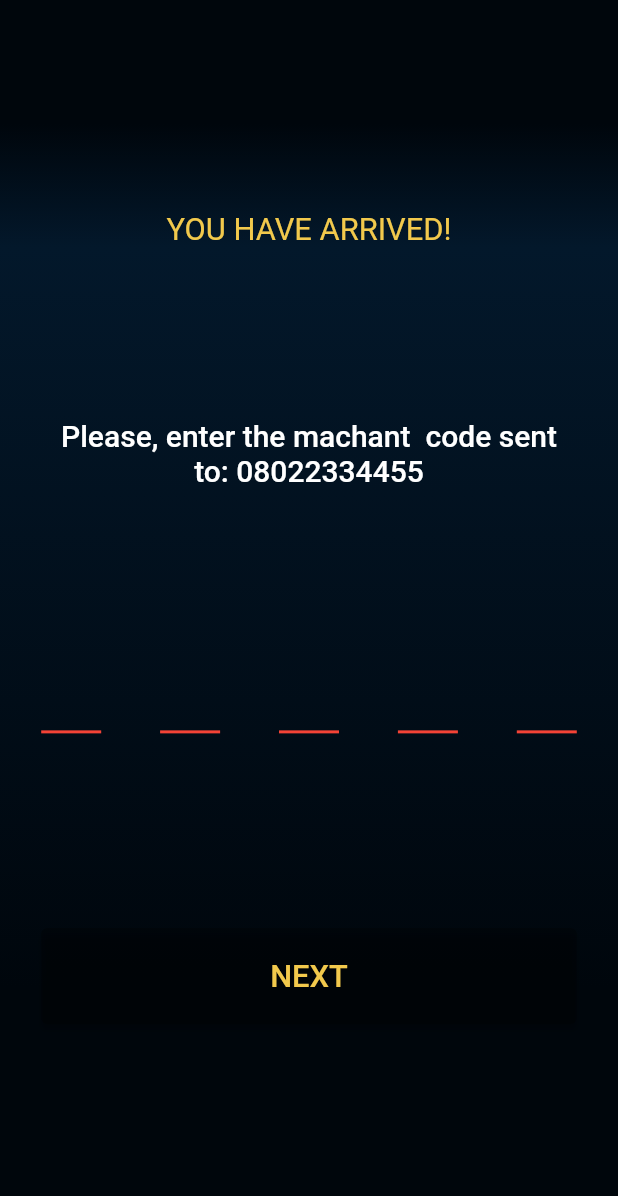
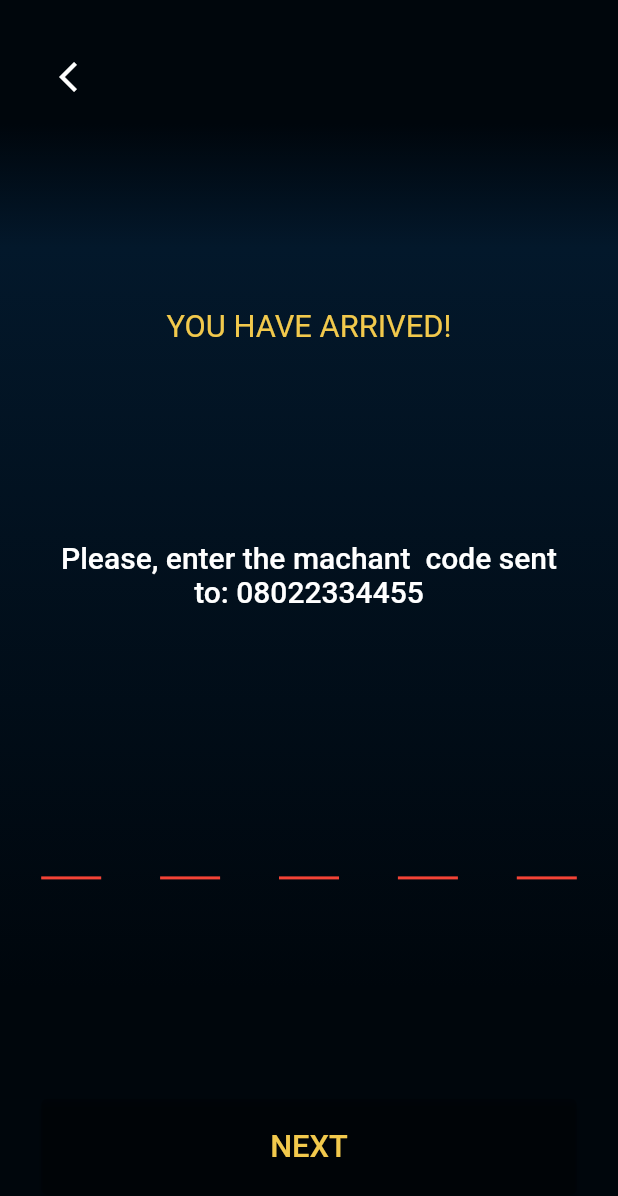
Before and after one commit to EniRox001/my_oga_mechanic, a Flutter app: the ServicesArrived screen opened by its route, on a phone screen of 412 x 824 dp. Shown: the top 1196 px of the screen. Run offline on Flutter 3.47's test engine with Material 2 defaults, Android fonts, the phone set to English and light mode, and no system bars; drawn by our look-alikes of pin_code_fields; our stand-ins replace card_swiper, flutter_colorpicker, flutter_screenutil, get; missing offline and left inert: swipe.

Commit message:
updated service arrived screen

```diff
--- a/lib/screens/services_arrived.dart
+++ b/lib/screens/services_arrived.dart
@@ -17,8 +17,20 @@ class ServicesArrived extends StatelessWidget {
           child: Padding(
             padding: EdgeInsets.all(32.0.sp),
             child: Column(
-              mainAxisAlignment: MainAxisAlignment.spaceEvenly,
+              mainAxisAlignment: MainAxisAlignment.spaceBetween,
               children: [
+                Row(
+                  children: [
+                    IconButton(
+                      onPressed: () {
+                        Get.back();
+                      },
+                      icon: const Icon(
+                        Icons.arrow_back_ios,
+                      ),
+                    ),
+                  ],
+                ),
                 Text(
                   'you have arrived!'.toUpperCase(),
                   style: CustomTextStyle().largeText,
```
